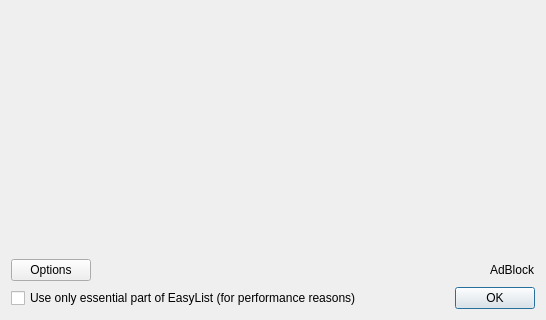
This is src/lib/adblock/adblockdialog.ui in QupZilla/qupzilla as Qt 5 draws it before an edit; both pictures show x 0 to 546 and y 142 to 462 of the 546 by 462 pixel window. The edited form follows.
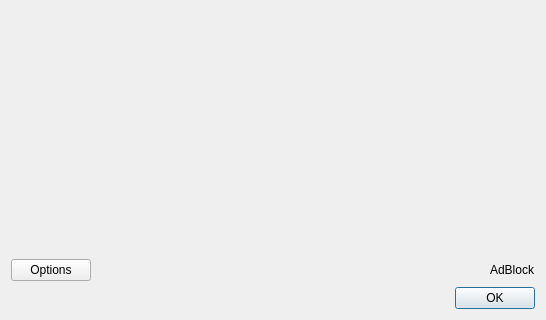
This is the edited form. Icons and pictures are not drawn.

Commit message:
AdBlock: Remove option to use limited EasyList subscription
It is no longer need as AdBlock matching runs in separate thread

```diff
--- a/src/lib/adblock/adblockdialog.ui
+++ b/src/lib/adblock/adblockdialog.ui
@@ -116,13 +116,6 @@
    </item>
    <item>
     <layout class="QHBoxLayout" name="horizontalLayout_2">
-     <item>
-      <widget class="QCheckBox" name="useLimitedEasyList">
-       <property name="text">
-        <string>Use only essential part of EasyList (for performance reasons)</string>
-       </property>
-      </widget>
-     </item>
      <item>
       <widget class="QDialogButtonBox" name="buttonBox">
        <property name="orientation">
```
Left out of the diff: 11 changed lines with no effect on the pictures. The commit also changes 5 other files.
